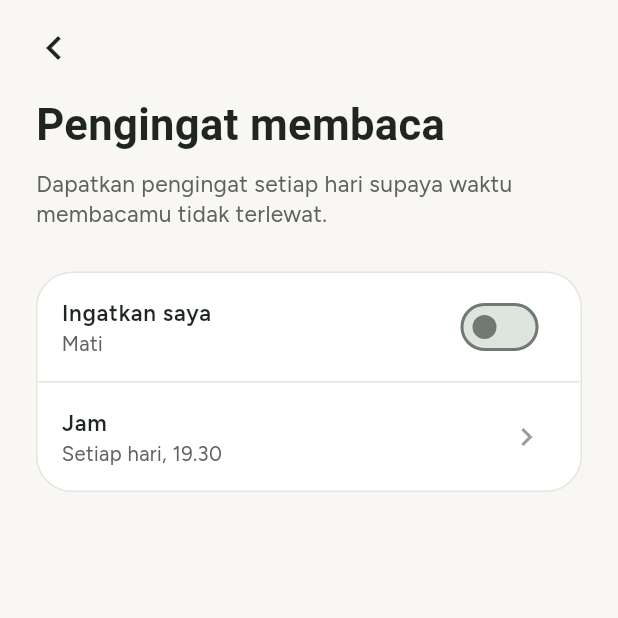
After one commit to NashiwaInsan/Bacakala, a Flutter app: the ProfileScreen screen opened by its route, item 2 of the bottom bar chosen, after a tap on "Ubah", after a tap on "Pengingat membaca", on a phone screen of 412 x 824 dp, the top half of it. The commit adds this screen. Run offline on Flutter 3.47's test engine with Material 3 defaults, Android fonts, the phone set to English and light mode, and no system bars; our stand-ins replace flutter_dotenv, flutter_local_notifications, flutter_timezone, google_fonts, image_picker, material_ui and 3 more; accounts and stored records are empty; Roboto replaces fonts that are missing (Literata).

Commit message:
feat: tambah pengingat membaca di profil

```diff
--- a/lib/screens/profile/profile_screen.dart
+++ b/lib/screens/profile/profile_screen.dart
@@ -4,11 +4,13 @@ import '../../models/profile.dart';
 import '../../services/auth_service.dart';
 import '../../services/book_service.dart';
 import '../../services/profile_service.dart';
+import '../../services/reminder_service.dart';
 import '../../theme/app_theme.dart';
 import '../../widgets/avatar_circle.dart';
 import '../../widgets/bottom_nav_bar.dart';
 import 'change_password_screen.dart';
 import 'edit_profile_screen.dart';
+import 'reminder_screen.dart';
 
 /// Halaman Profil: data akun, target tahunan, ubah nama, tentang, dan keluar.
 class ProfileScreen extends StatefulWidget {
@@ -31,6 +33,7 @@ class _ProfileScreenState extends State<ProfileScreen> {
   Profile? _profile;
   int _selesai = 0;
   ReadingSummary? _ringkasan;
+  ReminderSetting? _pengingat;
 
   @override
   void initState() {
@@ -64,11 +67,14 @@ class _ProfileScreenState extends State<ProfileScreen> {
         ringkasan = null;
       }
 
+      final pengingat = await ReminderService().muat();
+
       if (!mounted) return;
       setState(() {
         _profile = profil;
         _selesai = selesai;
         _ringkasan = ringkasan;
+        _pengingat = pengingat;
       });
     } on ServiceException catch (e) {
       if (mounted) setState(() => _error = e.message);
@@ -188,6 +194,24 @@ class _ProfileScreenState extends State<ProfileScreen> {
       ),
     );
     if (tersimpan && mounted) _snack('Target diperbarui');
+  }
+
+  Future<void> _aturPengingat() async {
+    await Navigator.of(context).push<void>(
+      MaterialPageRoute(builder: (_) => const ReminderScreen()),
+    );
+    // Muat ulang agar subjudul menu sesuai pengaturan terbaru.
+    final pengingat = await ReminderService().muat();
+    if (mounted) setState(() => _pengingat = pengingat);
+  }
+
+  /// Subjudul menu Pengingat: "Setiap hari, 19.30", "Mati", atau keterangan
+  /// bahwa fitur ini hanya untuk Android (misalnya saat dibuka di browser).
+  String get _subjudulPengingat {
+    if (!ReminderService.didukung) return 'Tersedia di aplikasi Android';
+    final p = _pengingat;
+    if (p == null || !p.aktif) return 'Mati';
+    return 'Setiap hari, ${ReminderService.formatJam(p.jam, p.menit)}';
   }
 
   Future<void> _gantiKataSandi() async {
@@ -433,6 +457,13 @@ class _ProfileScreenState extends State<ProfileScreen> {
           ),
           const Divider(height: 1, color: AppColors.border),
           _menuItem(
+            icon: Icons.notifications_none,
+            judul: 'Pengingat membaca',
+            subjudul: _subjudulPengingat,
+            onTap: _aturPengingat,
+          ),
+          const Divider(height: 1, color: AppColors.border),
+          _menuItem(
             icon: Icons.key_outlined,
             judul: 'Ganti kata sandi',
             onTap: _gantiKataSandi,
--- /dev/null
+++ b/lib/screens/profile/reminder_screen.dart
@@ -0,0 +1,196 @@
+import 'package:material_ui/material_ui.dart';
+
+import '../../services/auth_service.dart';
+import '../../services/reminder_service.dart';
+import '../../theme/app_theme.dart';
+
+/// Halaman Pengingat membaca: saklar aktif dan pilihan jam harian.
+class ReminderScreen extends StatefulWidget {
+  const ReminderScreen({super.key});
+
+  @override
+  State<ReminderScreen> createState() => _ReminderScreenState();
+}
+
+class _ReminderScreenState extends State<ReminderScreen> {
+  final _service = ReminderService();
+
+  bool _memuat = true;
+  bool _bekerja = false;
+  bool _aktif = false;
+  int _jam = ReminderService.jamAwal;
+  int _menit = ReminderService.menitAwal;
+  String? _error;
+
+  @override
+  void initState() {
+    super.initState();
+    _muat();
+  }
+
+  Future<void> _muat() async {
+    final s = await _service.muat();
+    if (!mounted) return;
+    setState(() {
+      _aktif = s.aktif;
+      _jam = s.jam;
+      _menit = s.menit;
+      _memuat = false;
+    });
+  }
+
+  Future<void> _ubahSaklar(bool nyala) async {
+    setState(() {
+      _bekerja = true;
+      _error = null;
+    });
+    try {
+      if (nyala) {
+        final diizinkan = await _service.aktifkan(_jam, _menit);
+        if (!mounted) return;
+        if (!diizinkan) {
+          setState(() {
+            _error =
+                'Izin notifikasi ditolak. Aktifkan lewat pengaturan HP '
+                'agar pengingat bisa muncul.';
+          });
+          return;
+        }
+      } else {
+        await _service.matikan();
+      }
+      if (mounted) setState(() => _aktif = nyala);
+    } on ServiceException catch (e) {
+      if (mounted) setState(() => _error = e.message);
+    } finally {
+      if (mounted) setState(() => _bekerja = false);
+    }
+  }
+
+  Future<void> _pilihJam() async {
+    final dipilih = await showTimePicker(
+      context: context,
+      initialTime: TimeOfDay(hour: _jam, minute: _menit),
+      helpText: 'Pilih jam pengingat',
+    );
+    if (dipilih == null || !mounted) return;
+
+    setState(() {
+      _bekerja = true;
+      _error = null;
+    });
+    try {
+      // Saat pengingat menyala, jadwal diganti. Saat mati, jam hanya disimpan
+      // dan dipakai ketika pengingat dinyalakan.
+      if (_aktif) {
+        await _service.aktifkan(dipilih.hour, dipilih.minute);
+      }
+      if (mounted) {
+        setState(() {
+          _jam = dipilih.hour;
+          _menit = dipilih.minute;
+        });
+      }
+    } on ServiceException catch (e) {
+      if (mounted) setState(() => _error = e.message);
+    } finally {
+      if (mounted) setState(() => _bekerja = false);
+    }
+  }
+
+  BoxDecoration get _kartu => BoxDecoration(
+    color: AppColors.card,
+    borderRadius: BorderRadius.circular(AppSizes.radiusCard),
+    border: Border.all(color: AppColors.border),
+  );
+
+  @override
+  Widget build(BuildContext context) {
+    final didukung = ReminderService.didukung;
+    final bisaDiubah = didukung && !_bekerja && !_memuat;
+
+    return Scaffold(
+      body: SafeArea(
+        child: SingleChildScrollView(
+          padding: const EdgeInsets.fromLTRB(
+            AppSizes.screenPadding,
+            8,
+            AppSizes.screenPadding,
+            AppSizes.screenPadding,
+          ),
+          child: Column(
+            crossAxisAlignment: CrossAxisAlignment.start,
+            children: [
+              Transform.translate(
+                offset: const Offset(-12, 0),
+                child: IconButton(
+                  onPressed: () => Navigator.of(context).pop(),
+                  icon: const Icon(
+                    Icons.chevron_left,
+                    size: 32,
+                    color: AppColors.textPrimary,
+                  ),
+                ),
+              ),
+              const SizedBox(height: 8),
+              Text('Pengingat membaca', style: AppText.display),
+              const SizedBox(height: 10),
+              Text(
+                'Dapatkan pengingat setiap hari supaya waktu membacamu '
+                'tidak terlewat.',
+                style: AppText.subtitle,
+              ),
+              const SizedBox(height: 28),
+              Container(
+                decoration: _kartu,
+                child: Column(
+                  children: [
+                    SwitchListTile(
+                      value: _aktif,
+                      onChanged: bisaDiubah ? _ubahSaklar : null,
+                      activeThumbColor: AppColors.primary,
+                      title: Text('Ingatkan saya', style: AppText.bodyStrong),
+                      subtitle: Text(
+                        _aktif ? 'Menyala' : 'Mati',
+                        style: AppText.caption,
+                      ),
+                    ),
+                    const Divider(height: 1, color: AppColors.border),
+                    ListTile(
+                      enabled: bisaDiubah,
+                      onTap: bisaDiubah ? _pilihJam : null,
+                      title: Text('Jam', style: AppText.bodyStrong),
+                      subtitle: Text(
+                        'Setiap hari, ${ReminderService.formatJam(_jam, _menit)}',
+                        style: AppText.caption,
+                      ),
+                      trailing: const Icon(
+                        Icons.chevron_right,
+                        color: AppColors.textHint,
+                      ),
+                    ),
+                  ],
+                ),
+              ),
+              if (!didukung) ...[
+                const SizedBox(height: 16),
+                Text(
+                  'Pengingat hanya tersedia di aplikasi Android. '
+                  'Di browser, pengaturan ini hanya bisa dilihat.',
+                  style: AppText.hint,
+                ),
+              ],
+              if (_error != null) ...[
+                const SizedBox(height: 16),
+                Text(
+                  _error!,
+                  style: AppText.body.copyWith(color: AppColors.danger),
+                ),
+              ],
+            ],
+          ),
+        ),
+      ),
+    );
+  }
+}
--- /dev/null
+++ b/lib/services/reminder_service.dart
@@ -0,0 +1,147 @@
+import 'package:flutter/foundation.dart';
+import 'package:flutter_local_notifications/flutter_local_notifications.dart';
+import 'package:flutter_timezone/flutter_timezone.dart';
+import 'package:shared_preferences/shared_preferences.dart';
+import 'package:timezone/data/latest_all.dart' as tzdata;
+import 'package:timezone/timezone.dart' as tz;
+
+import 'auth_service.dart';
+
+/// Pengaturan pengingat membaca: aktif atau tidak, dan jamnya.
+typedef ReminderSetting = ({bool aktif, int jam, int menit});
+
+/// Pengingat membaca harian lewat notifikasi lokal (tanpa server).
+///
+/// Pengaturan disimpan di perangkat dengan shared_preferences, bukan di
+/// Supabase, karena pengingat berlaku per perangkat. Penjadwalan hanya
+/// berjalan di Android; di web hanya pengaturannya yang bisa dilihat.
+class ReminderService {
+  static const _kAktif = 'pengingat_aktif';
+  static const _kJam = 'pengingat_jam';
+  static const _kMenit = 'pengingat_menit';
+  static const _idNotifikasi = 1;
+
+  static const jamAwal = 19;
+  static const menitAwal = 30;
+
+  static final _plugin = FlutterLocalNotificationsPlugin();
+  static bool _siap = false;
+
+  /// Notifikasi terjadwal hanya didukung di Android.
+  static bool get didukung =>
+      !kIsWeb && defaultTargetPlatform == TargetPlatform.android;
+
+  /// Contoh: 19.30
+  static String formatJam(int jam, int menit) =>
+      '${jam.toString().padLeft(2, '0')}.${menit.toString().padLeft(2, '0')}';
+
+  Future<ReminderSetting> muat() async {
+    try {
+      final prefs = await SharedPreferences.getInstance();
+      return (
+        aktif: prefs.getBool(_kAktif) ?? false,
+        jam: prefs.getInt(_kJam) ?? jamAwal,
+        menit: prefs.getInt(_kMenit) ?? menitAwal,
+      );
+    } catch (_) {
+      // Penyimpanan tidak bisa dibaca: pakai bawaan, pengingat dianggap mati.
+      return (aktif: false, jam: jamAwal, menit: menitAwal);
+    }
+  }
+
+  Future<void> _siapkan() async {
+    if (_siap) return;
+    // Zona waktu perangkat, supaya jam 19.30 berarti 19.30 waktu setempat.
+    tzdata.initializeTimeZones();
+    final zona = await FlutterTimezone.getLocalTimezone();
+    tz.setLocalLocation(tz.getLocation(zona.identifier));
+
+    await _plugin.initialize(
+      settings: const InitializationSettings(
+        android: AndroidInitializationSettings('@mipmap/ic_launcher'),
+      ),
+    );
+    _siap = true;
+  }
+
+  /// Nyalakan pengingat setiap hari pada [jam]:[menit].
+  /// Mengembalikan false jika izin notifikasi ditolak pengguna.
+  /// Juga dipakai untuk mengubah jam saat pengingat sudah menyala.
+  Future<bool> aktifkan(int jam, int menit) async {
+    if (!didukung) {
+      throw const ServiceException(
+        'Pengingat hanya tersedia di aplikasi Android',
+      );
+    }
+    try {
+      await _siapkan();
+
+      final android = _plugin
+          .resolvePlatformSpecificImplementation<
+            AndroidFlutterLocalNotificationsPlugin
+          >();
+      final izin = await android?.requestNotificationsPermission();
+      if (izin == false) return false;
+
+      final sekarang = tz.TZDateTime.now(tz.local);
+      var waktu = tz.TZDateTime(
+        tz.local,
+        sekarang.year,
+        sekarang.month,
+        sekarang.day,
+        jam,
+        menit,
+      );
+      if (!waktu.isAfter(sekarang)) {
+        waktu = waktu.add(const Duration(days: 1));
+      }
+
+      await _plugin.zonedSchedule(
+        id: _idNotifikasi,
+        title: 'Waktunya membaca',
+        body: 'Luangkan beberapa menit untuk bukumu hari ini.',
+        scheduledDate: waktu,
+        notificationDetails: const NotificationDetails(
+          android: AndroidNotificationDetails(
+            'pengingat_membaca',
+            'Pengingat membaca',
+            channelDescription: 'Pengingat harian untuk membaca buku',
+          ),
+        ),
+        // Tidak eksak: tidak perlu izin alarm khusus, selisih beberapa menit
+        // tidak masalah untuk pengingat membaca.
+        androidScheduleMode: AndroidScheduleMode.inexactAllowWhileIdle,
+        matchDateTimeComponents: DateTimeComponents.time,
+      );
+
+      await _simpan(aktif: true, jam: jam, menit: menit);
+      return true;
+    } catch (e) {
+      throw ServiceException.from(e);
+    }
+  }
+
+  Future<void> matikan() async {
+    try {
+      if (didukung) {
+        await _siapkan();
+        await _plugin.cancel(id: _idNotifikasi);
+      }
+      final lama = await muat();
+      await _simpan(aktif: false, jam: lama.jam, menit: lama.menit);
+    } catch (e) {
+      throw ServiceException.from(e);
+    }
+  }
+
+  Future<void> _simpan({
+    required bool aktif,
+    required int jam,
+    required int menit,
+  }) async {
+    final prefs = await SharedPreferences.getInstance();
+    await prefs.setBool(_kAktif, aktif);
+    await prefs.setInt(_kJam, jam);
+    await prefs.setInt(_kMenit, menit);
+  }
+}
--- a/pubspec.yaml
+++ b/pubspec.yaml
@@ -39,6 +39,10 @@ dependencies:
   flutter_dotenv: ^6.0.2
   google_fonts: ^9.0.0
   image_picker: ^1.2.4
+  flutter_local_notifications: ^22.3.3
+  timezone: ^0.11.2
+  flutter_timezone: ^5.1.1
+  shared_preferences: ^2.5.6
 
 dev_dependencies:
   flutter_test:
```
Also changed, not shown: 2 other files.
